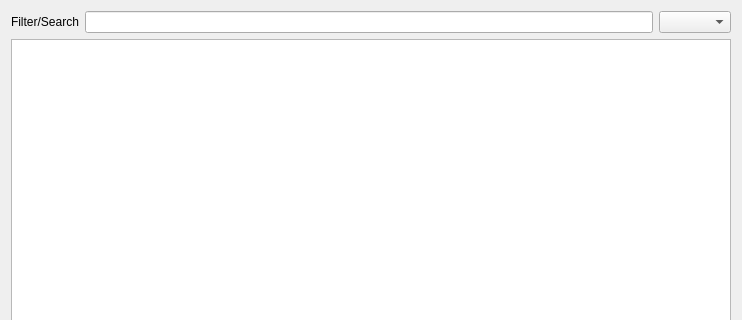
Before: the Qt Designer form glue/viewers/table/qt/data_viewer.ui in glue-viz/glue, drawn with Qt 5; both pictures show x 0 to 742 and y 0 to 320 of the 742 by 612 pixel window.
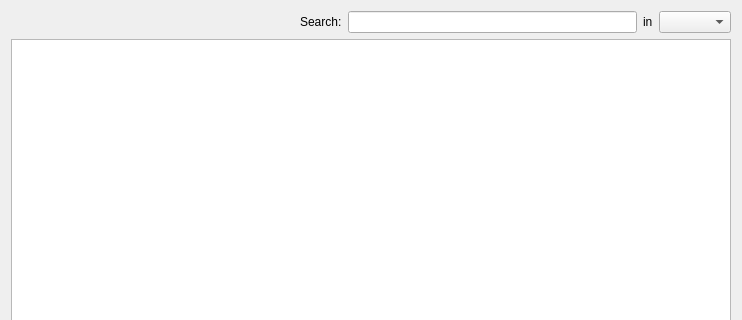
After: the same form once the commit is applied. Custom widgets are drawn as their Qt base class.

Commit message: Improve layout of search/filter field

Patch:
```diff
--- a/glue/viewers/table/qt/data_viewer.ui
+++ b/glue/viewers/table/qt/data_viewer.ui
@@ -16,16 +16,36 @@
   <layout class="QGridLayout" name="gridLayout">
    <item row="0" column="0">
     <layout class="QHBoxLayout" name="horizontalLayout">
+     <item>
+      <spacer name="horizontalSpacer">
+       <property name="orientation">
+        <enum>Qt::Horizontal</enum>
+       </property>
+       <property name="sizeHint" stdset="0">
+        <size>
+         <width>60</width>
+         <height>20</height>
+        </size>
+       </property>
+      </spacer>
+     </item>
      <item>
       <widget class="QLabel" name="filter_label">
        <property name="text">
-        <string>Filter/Search</string>
+        <string>Search:</string>
        </property>
       </widget>
      </item>
      <item>
       <widget class="QLineEdit" name="valuetext_filter"/>
      </item>
+     <item>
+      <widget class="QLabel" name="filter_label_2">
+       <property name="text">
+        <string>in</string>
+       </property>
+      </widget>
+     </item>
      <item>
       <widget class="QComboBox" name="combosel_filter_att"/>
      </item>
```
